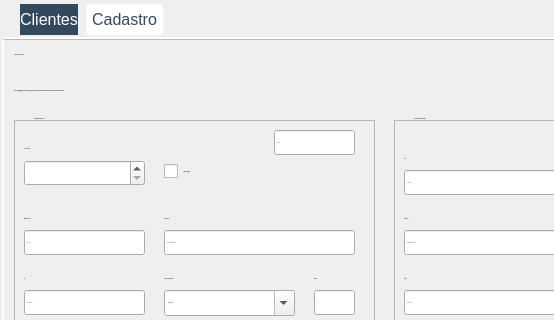
The window that Telas/UI/tabCliente.ui (newprev/PrevCliente) describes before a commit, drawn with Qt 5; both pictures show x 0 to 554 and y 0 to 320 of the 1178 by 611 pixel window.
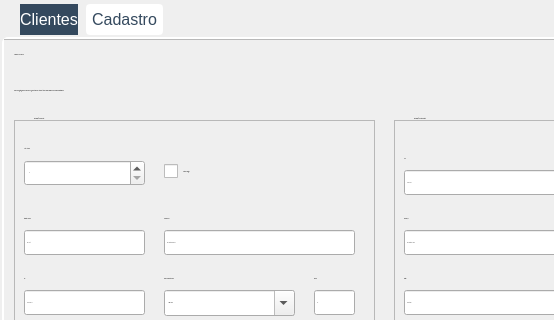
The same window after the commit. The open tabs and pages were chosen to show the change. Icons and pictures are not drawn.

Patch:
```diff
--- a/Telas/UI/tabCliente.ui
+++ b/Telas/UI/tabCliente.ui
@@ -1192,25 +1192,6 @@
            <string>Nome da mãe</string>
           </property>
          </widget>
-         <widget class="QLineEdit" name="leCdCliente">
-          <property name="geometry">
-           <rect>
-            <x>260</x>
-            <y>10</y>
-            <width>81</width>
-            <height>25</height>
-           </rect>
-          </property>
-          <property name="maxLength">
-           <number>6</number>
-          </property>
-          <property name="placeholderText">
-           <string>Ex: 453</string>
-          </property>
-          <property name="clearButtonEnabled">
-           <bool>false</bool>
-          </property>
-         </widget>
          <widget class="QLabel" name="lbCdCliente">
           <property name="geometry">
            <rect>
```
